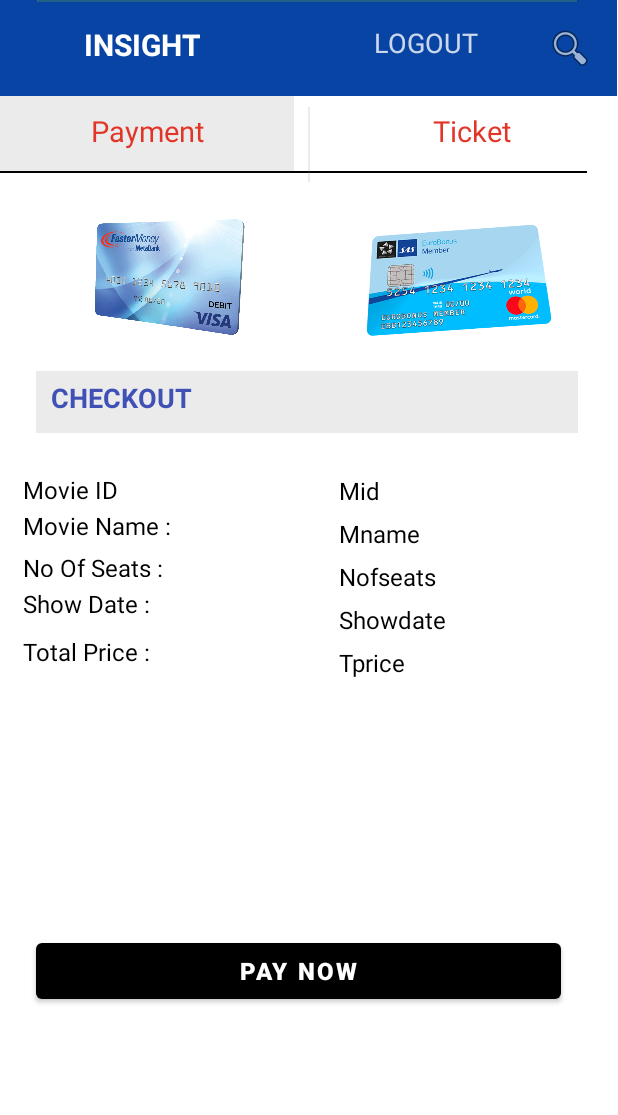
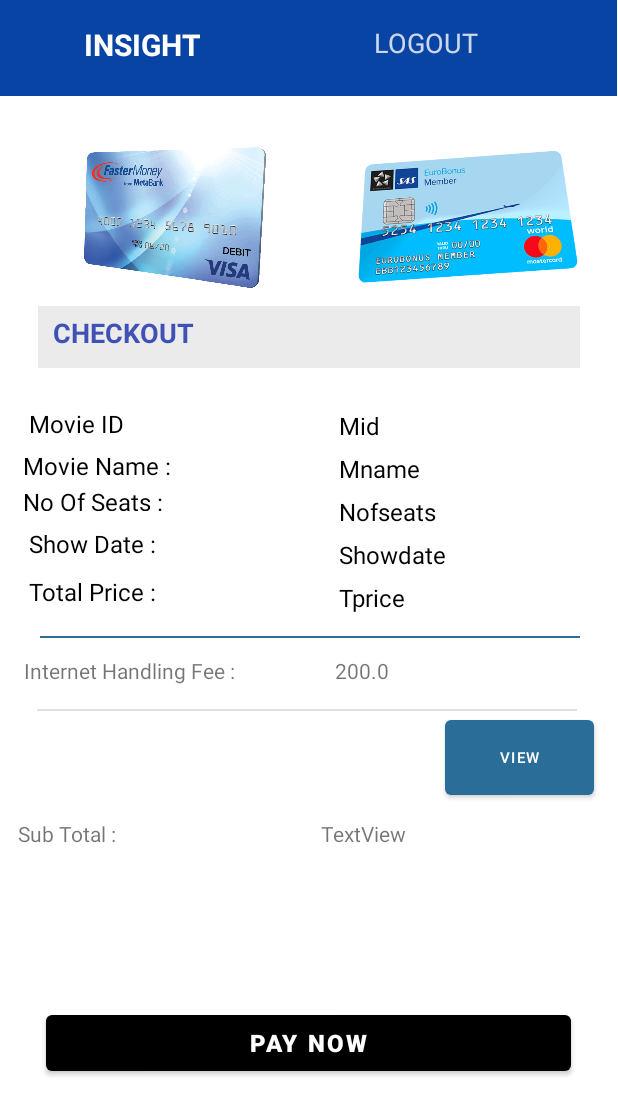
Before and after one commit to Rivindu2/Insight, an Android app: the CheckingPageActivity screen opened directly, with no data from a screen before it, on a phone screen of 412 x 824 dp. Shown: the top 1115 px of the screen. Run offline under Robolectric (Android 15) with nearby library versions, the light colour scheme and no system bars; our stand-ins replace Firebase (no records; nobody signed in at launch, a user with empty details on screens opened directly).

Commit message:
Everything working card except

```diff
--- a/app/src/main/java/com/example/myapplication/CheckingPageActivity.java
+++ b/app/src/main/java/com/example/myapplication/CheckingPageActivity.java
@@ -5,9 +5,15 @@ import androidx.annotation.Nullable;
 import androidx.appcompat.app.AlertDialog;
 import androidx.appcompat.app.AppCompatActivity;
 import androidx.appcompat.widget.AppCompatButton;
+import androidx.core.app.NotificationCompat;
+import androidx.core.app.NotificationManagerCompat;
 
 import android.annotation.SuppressLint;
+import android.app.NotificationChannel;
+import android.app.NotificationManager;
 import android.content.Intent;
+import android.nfc.Tag;
+import android.os.Build;
 import android.os.Bundle;
 import android.util.Log;
 import android.view.View;
@@ -43,6 +49,9 @@ public class CheckingPageActivity extends AppCompatActivity {
     private FirebaseFirestore db;
     private List<CardModel> list;
     Button btn_success;
+    TextView Tot;
+    int Addition = 200;
+    Button cal;
 
     //dialog variables
     AlertDialog.Builder builderDialog;
@@ -60,6 +69,30 @@ public class CheckingPageActivity extends AppCompatActivity {
         Showdate = findViewById(R.id.Showdate);
         Tprice = findViewById(R.id.Tprice);
         btn_success = (Button) findViewById(R.id.btn_paynow);
+        cal = (Button) findViewById(R.id.button4);
+        Tot = (TextView)findViewById(R.id.textView25);
+
+
+
+        cal.setOnClickListener(new View.OnClickListener() {
+            @Override
+            public void onClick(View view) {
+                int addition=Integer.parseInt(Tprice.getText().toString());
+                String tprice = String.valueOf(addition + 500);
+                String tot = String.valueOf(Addition + 500);
+                Tot.setText(String.valueOf(tot));
+
+            }
+        });
+
+
+
+
+        if (Build.VERSION.SDK_INT >= Build.VERSION_CODES.O){
+            NotificationChannel channel = new NotificationChannel("My Notification","My Notification", NotificationManager.IMPORTANCE_DEFAULT);
+            NotificationManager manager = getSystemService(NotificationManager.class);
+            manager.createNotificationChannel(channel);
+        }
 
         btn_success.setOnClickListener(new View.OnClickListener() {
             @Override
@@ -102,6 +135,10 @@ public class CheckingPageActivity extends AppCompatActivity {
                 }
             }
         });
+
+
+
+
     }
 
     private void showAlertDialog(int myLayout) {
@@ -119,6 +156,17 @@ public class CheckingPageActivity extends AppCompatActivity {
             public void onClick(View view) {
                 //dismiss dialog
                 alertDialog.dismiss();
+
+                //notification code goes here
+                NotificationCompat.Builder builder = new NotificationCompat.Builder(CheckingPageActivity.this, "My Notification");
+                builder.setContentTitle("PAYMENT");
+                builder.setContentText("Order is Completed!!");
+                builder.setSmallIcon(R.drawable.ic_launcher_background);
+                builder.setAutoCancel(true);
+
+                NotificationManagerCompat managerCompat = NotificationManagerCompat.from(CheckingPageActivity.this);
+                managerCompat.notify(1,builder.build());
+
                 startActivity(new Intent(CheckingPageActivity.this , dashboardActivity.class));
             }
         });
--- a/app/src/main/res/layout/activity_checking_page.xml
+++ b/app/src/main/res/layout/activity_checking_page.xml
@@ -11,9 +11,9 @@
         android:id="@+id/movieid5"
         android:layout_width="187dp"
         android:layout_height="36dp"
-        android:layout_marginStart="12dp"
-        android:layout_marginLeft="12dp"
-        android:layout_marginTop="420dp"
+        android:layout_marginStart="16dp"
+        android:layout_marginLeft="16dp"
+        android:layout_marginTop="380dp"
         android:padding="3dp"
         android:text="Total Price :"
         android:textColor="#000"
@@ -26,9 +26,9 @@
         android:id="@+id/movieid4"
         android:layout_width="178dp"
         android:layout_height="34dp"
-        android:layout_marginStart="12dp"
-        android:layout_marginLeft="12dp"
-        android:layout_marginTop="388dp"
+        android:layout_marginStart="16dp"
+        android:layout_marginLeft="16dp"
+        android:layout_marginTop="348dp"
         android:padding="3dp"
         android:text="Show Date :"
         android:textColor="#000"
@@ -43,7 +43,7 @@
         android:layout_height="24dp"
         android:layout_marginStart="12dp"
         android:layout_marginLeft="12dp"
-        android:layout_marginTop="364dp"
+        android:layout_marginTop="320dp"
         android:padding="3dp"
         android:text="No Of Seats :"
         android:textColor="#000"
@@ -58,7 +58,7 @@
         android:layout_height="25dp"
         android:layout_marginStart="12dp"
         android:layout_marginLeft="12dp"
-        android:layout_marginTop="336dp"
+        android:layout_marginTop="296dp"
         android:padding="3dp"
         android:text="Movie Name :"
         android:textColor="#000"
@@ -71,9 +71,9 @@
         android:id="@+id/movieid"
         android:layout_width="185dp"
         android:layout_height="30dp"
-        android:layout_marginStart="12dp"
-        android:layout_marginLeft="12dp"
-        android:layout_marginTop="312dp"
+        android:layout_marginStart="16dp"
+        android:layout_marginLeft="16dp"
+        android:layout_marginTop="268dp"
         android:padding="3dp"
         android:text="Movie ID"
         android:textColor="#000"
@@ -119,98 +119,34 @@
         app:layout_constraintTop_toTopOf="parent"
         android:layout_marginLeft="88dp" />
 
-    <ImageView
-        android:id="@+id/imageView2"
-        android:layout_width="wrap_content"
-        android:layout_height="wrap_content"
-        android:layout_marginTop="16dp"
-        android:layout_marginEnd="16dp"
-        app:layout_constraintEnd_toEndOf="parent"
-        app:layout_constraintTop_toTopOf="parent"
-        app:srcCompat="@android:drawable/ic_menu_search"
-        android:layout_marginRight="16dp" />
-
-    <View
-        android:id="@+id/vd_line"
-        android:layout_width="391dp"
-        android:layout_height="1dp"
-        android:layout_marginTop="50dp"
-        android:background="@color/black"
-        app:layout_constraintEnd_toEndOf="parent"
-        app:layout_constraintHorizontal_bias="0.0"
-        app:layout_constraintStart_toStartOf="parent"
-        app:layout_constraintTop_toBottomOf="@+id/v_nav5" />
-
-    <View
-        android:id="@+id/hd_line"
-        android:layout_width="1dp"
-        android:layout_height="50dp"
-        android:background="#28828387"
-        app:layout_constraintBottom_toBottomOf="parent"
-        app:layout_constraintEnd_toEndOf="parent"
-        app:layout_constraintStart_toStartOf="parent"
-        app:layout_constraintTop_toTopOf="parent"
-        app:layout_constraintVertical_bias="0.092" />
-
-    <TextView
-        android:id="@+id/tv_paymentnav"
-        android:layout_width="196dp"
-        android:layout_height="50dp"
-        android:background="#28828387"
-        android:paddingTop="10dp"
-        android:paddingBottom="5dp"
-        android:text="Payment"
-        android:textAlignment="center"
-        android:textColor="#E13528"
-        android:textSize="19sp"
-        app:layout_constraintStart_toStartOf="parent"
-        app:layout_constraintTop_toBottomOf="@+id/v_nav5"
-        android:gravity="center_horizontal" />
-
-    <TextView
-        android:id="@+id/tv_ticketnav"
-        android:layout_width="195dp"
-        android:layout_height="53dp"
-        android:paddingTop="10dp"
-        android:paddingBottom="5dp"
-        android:text="Ticket"
-        android:textAlignment="center"
-        android:textColor="#E13528"
-        android:textSize="19sp"
-        app:layout_constraintEnd_toEndOf="parent"
-        app:layout_constraintTop_toBottomOf="@+id/v_nav5"
-        android:gravity="center_horizontal" />
-
 
     <ImageView
         android:id="@+id/img_visacard"
-        android:layout_width="202dp"
-        android:layout_height="77dp"
+        android:layout_width="209dp"
+        android:layout_height="94dp"
         android:layout_marginStart="12dp"
         android:layout_marginLeft="12dp"
-        android:layout_marginTop="32dp"
+        android:layout_marginTop="34dp"
         app:layout_constraintStart_toStartOf="parent"
-        app:layout_constraintTop_toBottomOf="@+id/tv_paymentnav"
+        app:layout_constraintTop_toBottomOf="@+id/v_nav5"
         app:srcCompat="@drawable/img_realvisa" />
 
     <ImageView
         android:id="@+id/img_master"
         android:layout_width="178dp"
-        android:layout_height="75dp"
-        android:layout_marginTop="32dp"
+        android:layout_height="89dp"
+        android:layout_marginTop="36dp"
         app:layout_constraintEnd_toEndOf="parent"
         app:layout_constraintHorizontal_bias="0.157"
         app:layout_constraintStart_toEndOf="@+id/img_visacard"
-        app:layout_constraintTop_toBottomOf="@+id/tv_ticketnav"
+        app:layout_constraintTop_toBottomOf="@+id/v_nav5"
         app:srcCompat="@drawable/img_realmaster" />
 
     <TextView
         android:id="@+id/tv_checkout"
         android:layout_width="361dp"
         android:layout_height="41dp"
-        android:layout_marginStart="24dp"
-        android:layout_marginLeft="24dp"
-        android:layout_marginTop="24dp"
+        android:layout_marginTop="12dp"
         android:background="#28828387"
         android:paddingLeft="10dp"
         android:paddingTop="5dp"
@@ -218,6 +154,7 @@
         android:textColor="#3F51B5"
         android:textSize="18sp"
         android:textStyle="bold"
+        app:layout_constraintEnd_toEndOf="parent"
         app:layout_constraintStart_toStartOf="parent"
         app:layout_constraintTop_toBottomOf="@+id/img_visacard" />
 
@@ -295,23 +232,25 @@
         android:id="@+id/divider2"
         android:layout_width="360dp"
         android:layout_height="1dp"
+        android:layout_marginTop="8dp"
         android:background="@color/purple_500"
         app:layout_constraintEnd_toEndOf="parent"
-        app:layout_constraintHorizontal_bias="0.47"
+        app:layout_constraintHorizontal_bias="0.509"
         app:layout_constraintStart_toStartOf="parent"
-        tools:ignore="MissingConstraints"
-        tools:layout_editor_absoluteY="502dp" />
+        app:layout_constraintTop_toBottomOf="@+id/movieid5"
+        tools:ignore="MissingConstraints" />
 
     <View
         android:id="@+id/divider3"
         android:layout_width="360dp"
         android:layout_height="1dp"
+        android:layout_marginTop="8dp"
         android:background="?android:attr/listDivider"
         app:layout_constraintEnd_toEndOf="parent"
-        app:layout_constraintHorizontal_bias="0.49"
+        app:layout_constraintHorizontal_bias="0.47"
         app:layout_constraintStart_toStartOf="parent"
-        tools:ignore="MissingConstraints"
-        tools:layout_editor_absoluteY="514dp" />
+        app:layout_constraintTop_toBottomOf="@+id/textView16"
+        tools:ignore="MissingConstraints" />
 
     <Button
         android:id="@+id/btn_paynow"
@@ -319,7 +258,7 @@
         android:layout_height="49dp"
         android:layout_marginStart="16dp"
         android:layout_marginEnd="16dp"
-        android:layout_marginBottom="152dp"
+        android:layout_marginBottom="104dp"
         android:text="Pay Now"
         android:textSize="16sp"
         android:textStyle="bold"
@@ -327,7 +266,64 @@
         app:backgroundTint="@android:color/background_dark"
         app:layout_constraintBottom_toBottomOf="parent"
         app:layout_constraintEnd_toEndOf="parent"
-        app:layout_constraintHorizontal_bias="0.275"
+        app:layout_constraintHorizontal_bias="0.482"
         app:layout_constraintStart_toStartOf="parent" />
 
+    <TextView
+        android:id="@+id/textView16"
+        android:layout_width="191dp"
+        android:layout_height="27dp"
+        android:layout_marginStart="16dp"
+        android:layout_marginLeft="16dp"
+        android:layout_marginTop="12dp"
+        android:text="Internet Handling Fee :"
+        app:layout_constraintStart_toStartOf="parent"
+        app:layout_constraintTop_toBottomOf="@+id/divider2" />
+
+    <TextView
+        android:id="@+id/textView17"
+        android:layout_width="169dp"
+        android:layout_height="28dp"
+        android:layout_marginTop="12dp"
+        android:layout_marginEnd="16dp"
+        android:layout_marginRight="16dp"
+        android:text="200.0"
+        app:layout_constraintEnd_toEndOf="parent"
+        app:layout_constraintHorizontal_bias="0.842"
+        app:layout_constraintStart_toEndOf="@+id/textView16"
+        app:layout_constraintTop_toBottomOf="@+id/divider2" />
+
+    <TextView
+        android:id="@+id/textView18"
+        android:layout_width="194dp"
+        android:layout_height="32dp"
+        android:layout_marginStart="12dp"
+        android:layout_marginLeft="12dp"
+        android:layout_marginTop="72dp"
+        android:text="Sub Total :"
+        app:layout_constraintStart_toStartOf="parent"
+        app:layout_constraintTop_toBottomOf="@+id/divider3" />
+
+    <TextView
+        android:id="@+id/textView25"
+        android:layout_width="172dp"
+        android:layout_height="32dp"
+        android:layout_marginStart="8dp"
+        android:layout_marginLeft="8dp"
+        android:layout_marginTop="72dp"
+        android:text="TextView"
+        app:layout_constraintStart_toEndOf="@+id/textView18"
+        app:layout_constraintTop_toBottomOf="@+id/divider3" />
+
+    <Button
+        android:id="@+id/button4"
+        android:layout_width="99dp"
+        android:layout_height="62dp"
+        android:layout_marginEnd="16dp"
+        android:layout_marginRight="16dp"
+        android:text="View"
+        android:textSize="10dp"
+        app:layout_constraintEnd_toEndOf="parent"
+        app:layout_constraintTop_toBottomOf="@+id/divider3" />
+
 </androidx.constraintlayout.widget.ConstraintLayout>
--- a/app/src/main/res/layout/activity_view_movie.xml
+++ b/app/src/main/res/layout/activity_view_movie.xml
@@ -7,7 +7,7 @@
     tools:context=".ViewMovieActivity">
 
 
-    <EditText
+    <TextView
         android:id="@+id/editText"
         android:layout_width="0dp"
         android:layout_height="60dp"
```
Also changed, not shown: app/src/main/java/com/example/myapplication/LoginActivity.java (+12 -0 lines), app/src/main/java/com/example/myapplication/RegisterActivity.java (+12 -0 lines), app/src/main/res/layout/activity_admin_login.xml (+14 -13 lines), app/src/main/res/layout/activity_login.xml (+12 -0 lines), app/src/main/res/layout/activity_register.xml (+12 -0 lines).
